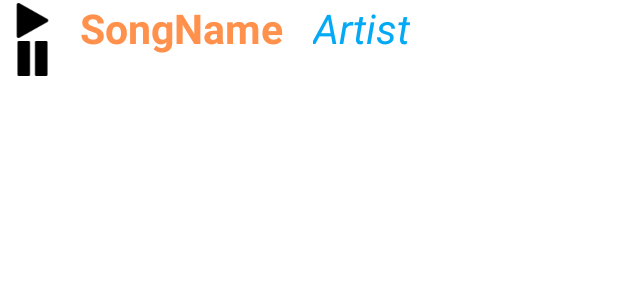
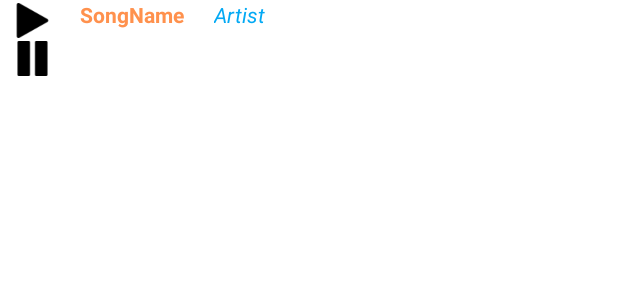
Before and after one commit to jmaham23/AndroidLocalAudioPlayer, an Android app: the layout audio.xml on its own in the app's theme, with its tools: preview values and no code run, on a phone screen of 412 x 824 dp. Shown: the top 300 px of the screen. Run offline under Robolectric (Android 15) with nearby library versions, the phone set to English and light mode, and no system bars.

Commit message:
Text auto scale

```diff
--- a/app/src/main/res/layout/audio.xml
+++ b/app/src/main/res/layout/audio.xml
@@ -36,7 +36,7 @@
         android:textStyle="bold"
         android:textColor="@color/orange"
         android:layout_toRightOf="@id/pause_icon"
-        android:textSize="27sp" />
+        android:autoSizeMaxTextSize="27sp" />
 
     <TextView
         android:id="@+id/artist"
@@ -49,7 +49,7 @@
         android:text="Artist"
         android:textColor="#03A9F4"
         android:layout_toRightOf="@id/song_name"
-        android:textSize="27sp" />
+        android:autoSizeMaxTextSize="27sp" />
 
 
 </RelativeLayout>
```
